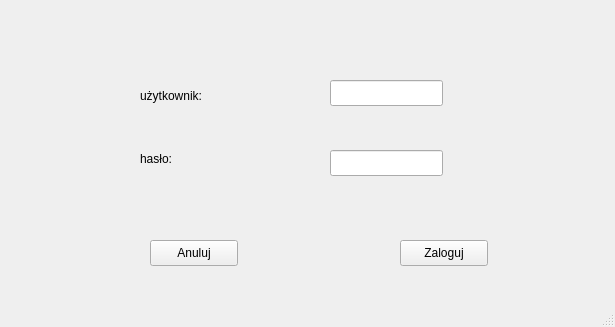
This is loginwindow.ui in eKrzaczkowska/BazyDanych as Qt 5 draws it before an edit. The edited form follows.
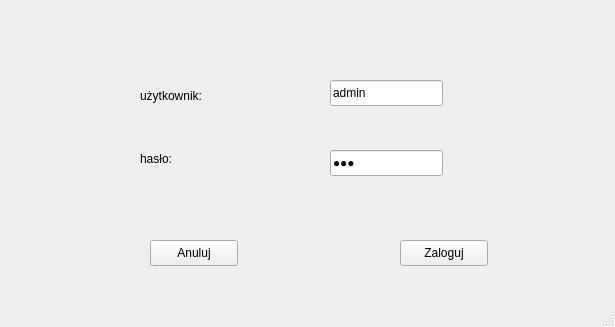
This is the edited form.

```diff
--- a/loginwindow.ui
+++ b/loginwindow.ui
@@ -78,6 +78,9 @@
       <height>26</height>
      </rect>
     </property>
+    <property name="text">
+     <string>123</string>
+    </property>
     <property name="echoMode">
      <enum>QLineEdit::Password</enum>
     </property>
@@ -91,6 +94,9 @@
       <height>26</height>
      </rect>
     </property>
+    <property name="text">
+     <string>admin</string>
+    </property>
    </widget>
   </widget>
   <widget class="QStatusBar" name="statusbar"/>
```
